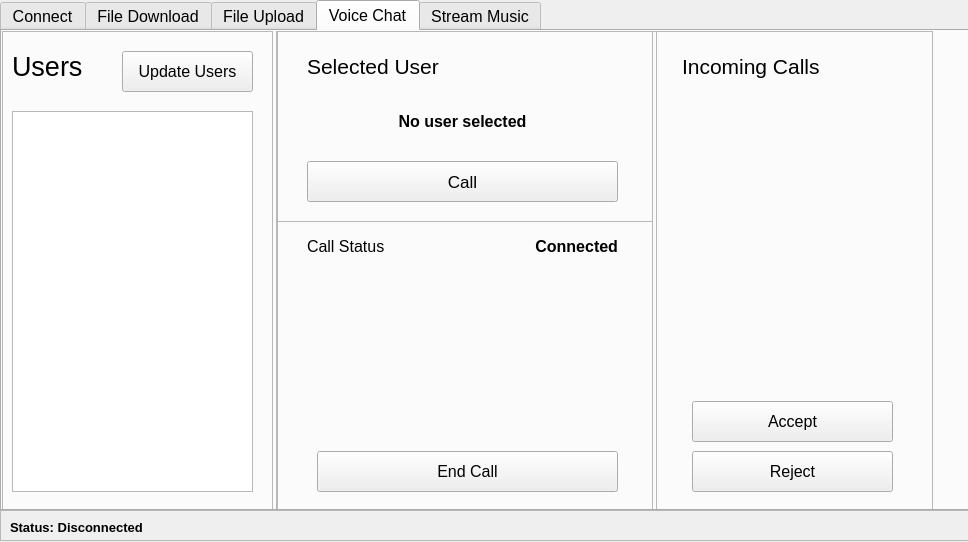
Before: the Qt Designer form Client/client.ui in MartinMinkov/Comm-Audio, drawn with Qt 5.
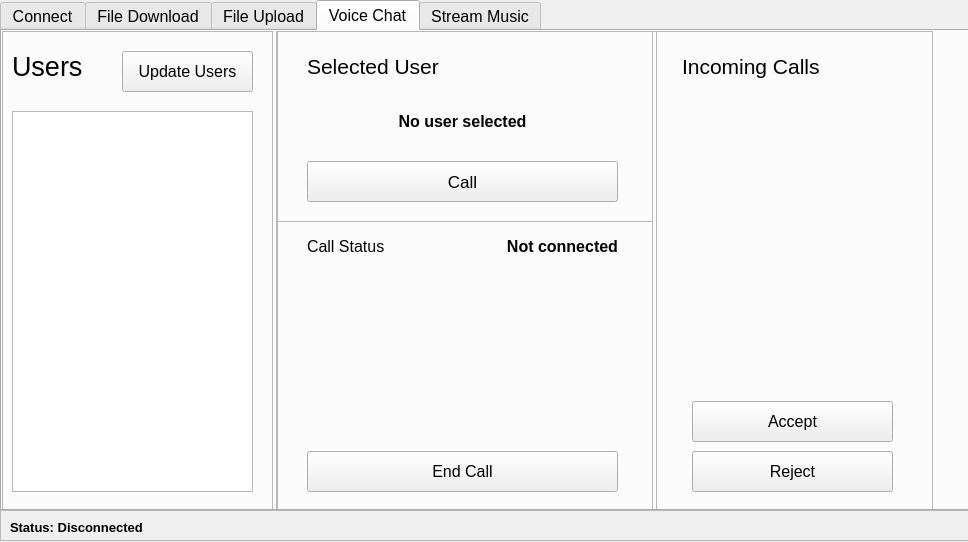
After: the same form once the commit is applied. The open tabs and pages were chosen to show the change. Icons and pictures are not drawn.

Commit message: Added voice chat tab GUI validation features.

The edit to the form file:
```diff
--- a/Client/client.ui
+++ b/Client/client.ui
@@ -791,7 +791,7 @@
        </font>
       </property>
       <property name="text">
-       <string>Connected</string>
+       <string>Not connected</string>
       </property>
       <property name="alignment">
        <set>Qt::AlignRight|Qt::AlignTrailing|Qt::AlignVCenter</set>
@@ -800,9 +800,9 @@
      <widget class="QPushButton" name="endChatButton">
       <property name="geometry">
        <rect>
-        <x>40</x>
+        <x>30</x>
         <y>230</y>
-        <width>301</width>
+        <width>311</width>
         <height>41</height>
        </rect>
       </property>
```
The commit also changes 4 other files.
